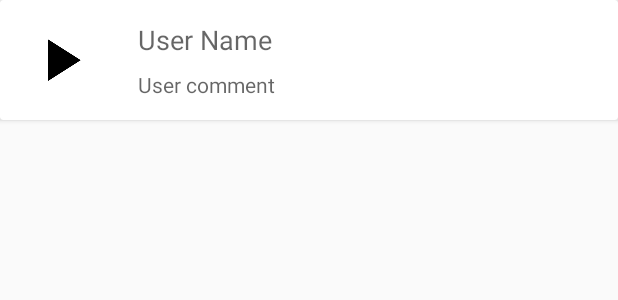
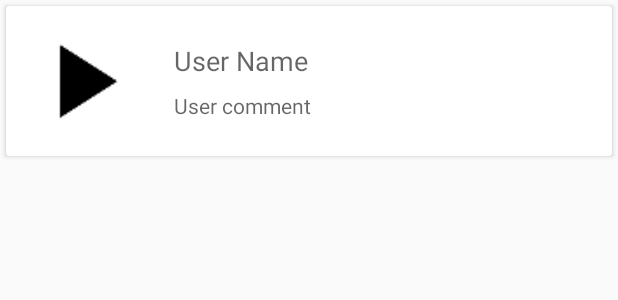
Before and after one commit to Saikat-Das-Roddur/playTube, an Android app: the layout comments_rv.xml on its own in the app's theme, with its tools: preview values and no code run, on a phone screen of 412 x 824 dp. Shown: the top 300 px of the screen. Run offline under Robolectric (Android 15) with nearby library versions, the phone set to English and light mode, and no system bars.

Commit message:
comment done

```diff
--- a/app/src/main/java/com/saikat/playtube/Model/Comments.java
+++ b/app/src/main/java/com/saikat/playtube/Model/Comments.java
@@ -10,8 +10,7 @@ public class Comments implements Parcelable {
     String userImage;
     String comment;
 
-    public Comments(String commentId, String userName, String userImage, String comment) {
-        this.commentId = commentId;
+    public Comments(String userName, String userImage, String comment) {
         this.userName = userName;
         this.userImage = userImage;
         this.comment = comment;
--- a/app/src/main/res/layout/activity_video.xml
+++ b/app/src/main/res/layout/activity_video.xml
@@ -27,9 +27,10 @@
         android:orientation="horizontal"
         android:layout_width="match_parent"
         android:layout_height="wrap_content">
+
     </LinearLayout>
     <androidx.recyclerview.widget.RecyclerView
-        android:id="@+id/commentsRv"
+        android:id="@+id/recyclerViewComments"
         android:layout_below="@id/videoRate"
         android:layout_width="match_parent"
         android:layout_height="wrap_content">
--- a/app/src/main/res/layout/comments_rv.xml
+++ b/app/src/main/res/layout/comments_rv.xml
@@ -2,20 +2,20 @@
 <androidx.cardview.widget.CardView
     xmlns:android="http://schemas.android.com/apk/res/android"
     android:orientation="vertical"
+    android:layout_margin="4dp"
     android:layout_width="match_parent"
     android:layout_height="wrap_content">
     <RelativeLayout
-
         android:layout_width="match_parent"
         android:layout_height="wrap_content">
         <ImageView
             android:id="@+id/userIV"
-            android:padding="16dp"
+            android:padding="8dp"
             android:layout_centerVertical="true"
             android:layout_alignParentLeft="true"
             android:src="@drawable/ic_play_black_48dp"
-            android:layout_width="wrap_content"
-            android:layout_height="wrap_content" />
+            android:layout_width="100dp"
+            android:layout_height="100dp" />
         <LinearLayout
             android:layout_margin="8dp"
             android:layout_toRightOf="@id/userIV"
```
Also changed, not shown: app/src/main/java/com/saikat/playtube/Activity/PlayListActivity.java (+0 -8 lines), app/src/main/java/com/saikat/playtube/Activity/VideoActivity.java (+45 -5 lines).
